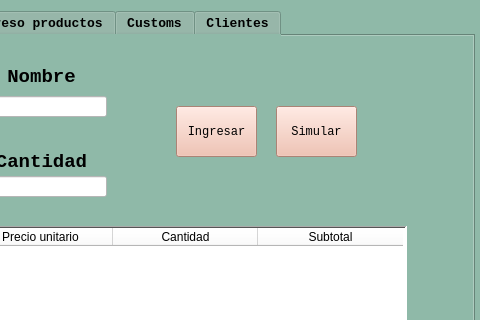
Before: the Qt Designer form Ventas.ui in san13660/bd-proyecto-2, drawn with Qt 5; both pictures show x 402 to 882 and y 0 to 320 of the 882 by 593 pixel window.
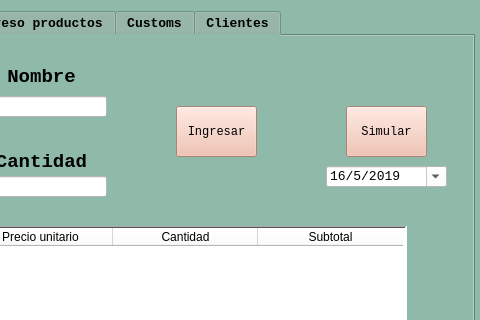
After: the same form once the commit is applied. The open tabs and pages were chosen to show the change.

The edit to the form file:
```diff
--- a/Ventas.ui
+++ b/Ventas.ui
@@ -463,7 +463,7 @@
      <widget class="QPushButton" name="pb_facturacion_simular">
       <property name="geometry">
        <rect>
-        <x>670</x>
+        <x>740</x>
         <y>70</y>
         <width>81</width>
         <height>51</height>
@@ -508,6 +508,48 @@
        <string>Cancelar</string>
       </property>
      </widget>
+     <widget class="QDateEdit" name="de_facturacion_fechasimulacion">
+      <property name="geometry">
+       <rect>
+        <x>720</x>
+        <y>130</y>
+        <width>121</width>
+        <height>21</height>
+       </rect>
+      </property>
+      <property name="font">
+       <font>
+        <family>Courier New</family>
+        <pointsize>10</pointsize>
+       </font>
+      </property>
+      <property name="styleSheet">
+       <string notr="true">background-color: rgb(255, 255, 255);</string>
+      </property>
+      <property name="dateTime">
+       <datetime>
+        <hour>0</hour>
+        <minute>0</minute>
+        <second>0</second>
+        <year>2019</year>
+        <month>5</month>
+        <day>16</day>
+       </datetime>
+      </property>
+      <property name="displayFormat">
+       <string>d/M/yyyy</string>
+      </property>
+      <property name="calendarPopup">
+       <bool>true</bool>
+      </property>
+      <property name="date">
+       <date>
+        <year>2019</year>
+        <month>5</month>
+        <day>16</day>
+       </date>
+      </property>
+     </widget>
     </widget>
     <widget class="QWidget" name="tabHistorial">
      <property name="font">
```
Left out of the diff: 2 changed lines with no effect on the pictures.
